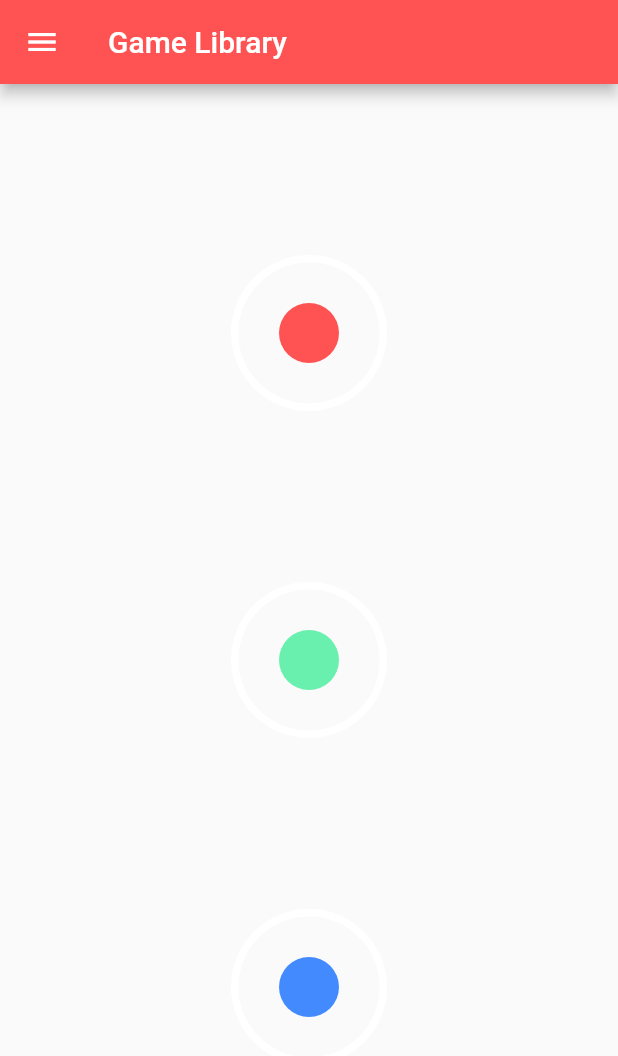
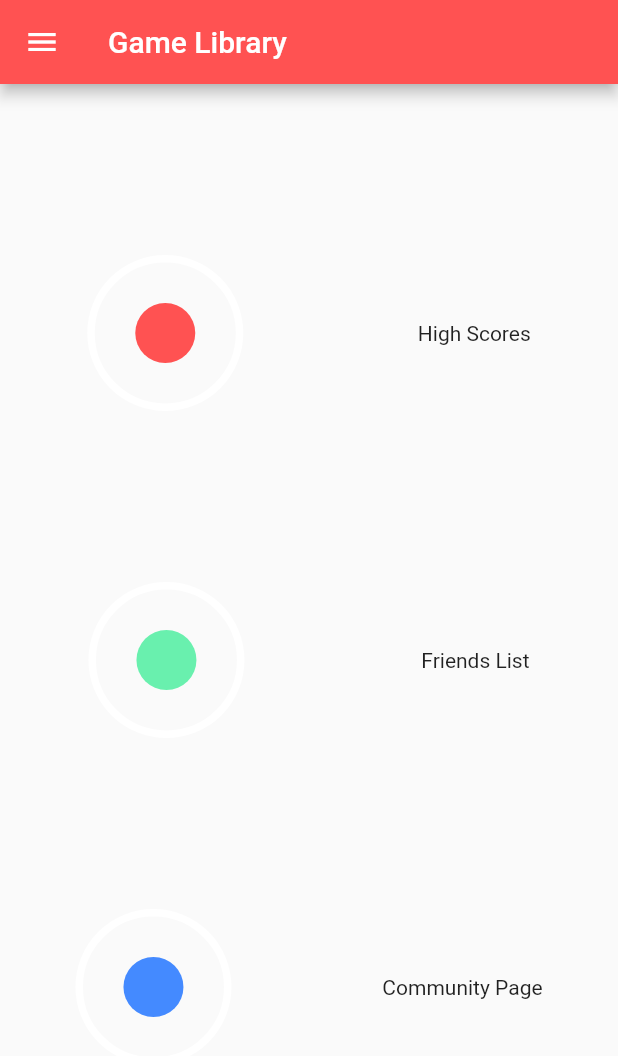
Before and after one commit to blong005/GameLibrary, a Flutter app: the screen it shows after launch, on a phone screen of 412 x 824 dp. Shown: the top 1056 px of the screen. Run offline on Flutter 3.47's test engine with Material 2 defaults, Android fonts, the phone set to English and light mode, and no system bars.

Commit message:
Realligned HomePage Layout and Created HighScores, FriendsList, and Community Page Dart Files

```diff
--- a/lib/pages/home_page.dart
+++ b/lib/pages/home_page.dart
@@ -104,11 +104,16 @@ void switchUser(int x){
           ]
           ,)
       ),
-      body: Column(
+      body: Center(
+        child: Column(
           mainAxisAlignment: MainAxisAlignment.spaceEvenly,
+          crossAxisAlignment: CrossAxisAlignment.start,
           children: <Widget>[
-          new Center(
-            child: DecoratedBox(
+            Row(
+              mainAxisAlignment: MainAxisAlignment.spaceAround,
+              crossAxisAlignment: CrossAxisAlignment.center,
+              children: <Widget>[
+                DecoratedBox(
               decoration: BoxDecoration(
                 shape: BoxShape.circle,
                 border: Border.all(width: 5.0, color: Colors.white)
@@ -127,9 +132,16 @@ void switchUser(int x){
                 ),
               ),
             ),
+
+            Text("High Scores"),
+              ],
             ),
-    new Center(
-            child: DecoratedBox(
+
+            Row(
+              mainAxisAlignment: MainAxisAlignment.spaceAround,
+              crossAxisAlignment: CrossAxisAlignment.center,
+              children: <Widget>[
+                DecoratedBox(
                   decoration: BoxDecoration(
                     shape: BoxShape.circle,
                     border: Border.all(width: 5.0, color: Colors.white)
@@ -148,9 +160,15 @@ void switchUser(int x){
                     ),
                   ),
                 ),
+                Text("Friends List"),
+              ],
             ),
-    new Center(
-            child: DecoratedBox(
+
+            Row(
+              mainAxisAlignment: MainAxisAlignment.spaceAround,
+              crossAxisAlignment: CrossAxisAlignment.center,
+              children: <Widget>[
+                DecoratedBox(
                   decoration: BoxDecoration(
                     shape: BoxShape.circle,
                     border: Border.all(width: 5.0, color: Colors.white)
@@ -169,8 +187,12 @@ void switchUser(int x){
                     ),
                   ),
                 ),
+                Text("Community Page"),
+              ],
             ),
+
           ],
+        ),
       ));
   }
 }
```
Also changed, not shown: lib/pages/CommunityPage.dart (added, +19 -0 lines), lib/pages/FriendsList.dart (added, +19 -0 lines), lib/pages/HighScores.dart (added, +19 -0 lines). Lines whose indentation alone changed are shown as unchanged.
